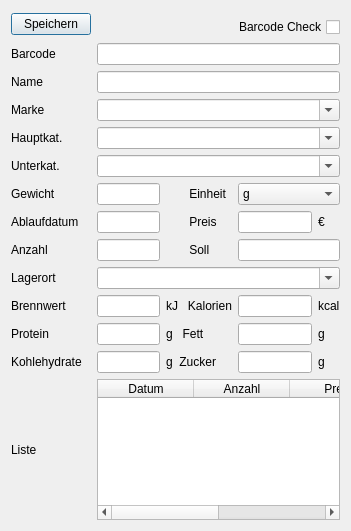
Qt form ArtikelErfassen.ui (ureich07/Lager) before a commit.
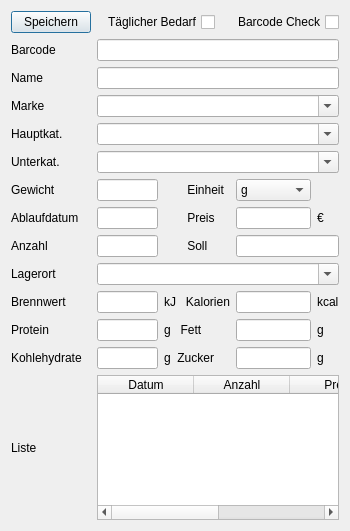
The same form after that commit.

Commit message: Refresh Button und waren des täglichen Bedarfes eingeführt

Diff of the .ui file:
```diff
--- a/ArtikelErfassen.ui
+++ b/ArtikelErfassen.ui
@@ -14,27 +14,24 @@
    <string>Artikel erfassen</string>
   </property>
   <layout class="QGridLayout" name="gridLayout">
-   <item row="0" column="0" rowspan="2">
+   <item row="0" column="0">
     <widget class="QPushButton" name="btSpeichern">
      <property name="text">
       <string>Speichern</string>
      </property>
     </widget>
    </item>
-   <item row="0" column="1" rowspan="2" colspan="3">
-    <spacer name="horizontalSpacer">
-     <property name="orientation">
-      <enum>Qt::Orientation::Vertical</enum>
+   <item row="0" column="1" colspan="2">
+    <widget class="QCheckBox" name="chTglB">
+     <property name="layoutDirection">
+      <enum>Qt::LayoutDirection::RightToLeft</enum>
      </property>
-     <property name="sizeHint" stdset="0">
-      <size>
-       <width>126</width>
-       <height>20</height>
-      </size>
+     <property name="text">
+      <string>Täglicher Bedarf</string>
      </property>
-    </spacer>
+    </widget>
    </item>
-   <item row="1" column="3" colspan="3">
+   <item row="0" column="3" colspan="3">
     <widget class="QCheckBox" name="chCodeCheck">
      <property name="layoutDirection">
       <enum>Qt::LayoutDirection::RightToLeft</enum>
@@ -44,14 +41,14 @@
      </property>
     </widget>
    </item>
-   <item row="2" column="0">
+   <item row="1" column="0">
     <widget class="QLabel" name="label">
      <property name="text">
       <string>Barcode</string>
      </property>
     </widget>
    </item>
-   <item row="2" column="1" colspan="5">
+   <item row="1" column="1" colspan="5">
     <widget class="QLineEdit" name="tbBarcode">
      <property name="focusPolicy">
       <enum>Qt::FocusPolicy::StrongFocus</enum>
@@ -61,14 +58,14 @@
      </property>
     </widget>
    </item>
-   <item row="3" column="0">
+   <item row="2" column="0">
     <widget class="QLabel" name="label_2">
      <property name="text">
       <string>Name</string>
      </property>
     </widget>
    </item>
-   <item row="3" column="1" colspan="5">
+   <item row="2" column="1" colspan="5">
     <widget class="QLineEdit" name="tbName">
      <property name="minimumSize">
       <size>
@@ -81,14 +78,14 @@
      </property>
     </widget>
    </item>
-   <item row="4" column="0">
+   <item row="3" column="0">
     <widget class="QLabel" name="label_3">
      <property name="text">
       <string>Marke</string>
      </property>
     </widget>
    </item>
-   <item row="4" column="1" colspan="5">
+   <item row="3" column="1" colspan="5">
     <widget class="QComboBox" name="coMarke">
      <property name="minimumSize">
       <size>
@@ -101,14 +98,14 @@
      </property>
     </widget>
    </item>
-   <item row="5" column="0">
+   <item row="4" column="0">
     <widget class="QLabel" name="label_4">
      <property name="text">
       <string>Hauptkat.</string>
      </property>
     </widget>
    </item>
-   <item row="5" column="1" colspan="5">
+   <item row="4" column="1" colspan="5">
     <widget class="QComboBox" name="coHaupt">
      <property name="minimumSize">
       <size>
@@ -121,14 +118,14 @@
      </property>
     </widget>
    </item>
-   <item row="6" column="0">
+   <item row="5" column="0">
     <widget class="QLabel" name="label_5">
      <property name="text">
       <string>Unterkat.</string>
      </property>
     </widget>
    </item>
-   <item row="6" column="1" colspan="5">
+   <item row="5" column="1" colspan="5">
     <widget class="QComboBox" name="coUnter">
      <property name="minimumSize">
       <size>
@@ -141,14 +138,14 @@
      </property>
     </widget>
    </item>
-   <item row="7" column="0">
+   <item row="6" column="0">
     <widget class="QLabel" name="label_7">
      <property name="text">
       <string>Gewicht</string>
      </property>
     </widget>
    </item>
-   <item row="7" column="1">
+   <item row="6" column="1">
     <widget class="QLineEdit" name="tbGroesse">
      <property name="minimumSize">
       <size>
@@ -158,14 +155,14 @@
      </property>
     </widget>
    </item>
-   <item row="7" column="2" colspan="2">
+   <item row="6" column="2" colspan="2">
     <widget class="QLabel" name="label_21">
      <property name="text">
       <string>       Einheit</string>
      </property>
     </widget>
    </item>
-   <item row="7" column="4" colspan="2">
+   <item row="6" column="4">
     <widget class="QComboBox" name="coEinheit">
      <property name="minimumSize">
       <size>
@@ -195,14 +192,14 @@
      </item>
     </widget>
    </item>
-   <item row="8" column="0">
+   <item row="7" column="0">
     <widget class="QLabel" name="label_8">
      <property name="text">
       <string>Ablaufdatum</string>
      </property>
     </widget>
    </item>
-   <item row="8" column="1">
+   <item row="7" column="1">
     <widget class="QLineEdit" name="tbDatum">
      <property name="minimumSize">
       <size>
@@ -215,14 +212,14 @@
      </property>
     </widget>
    </item>
-   <item row="8" column="2">
+   <item row="7" column="2">
     <widget class="QLabel" name="label_22">
      <property name="text">
       <string>       Preis</string>
      </property>
     </widget>
    </item>
-   <item row="8" column="4">
+   <item row="7" column="4">
     <widget class="QLineEdit" name="tbPreis">
      <property name="minimumSize">
       <size>
@@ -232,21 +229,21 @@
      </property>
     </widget>
    </item>
-   <item row="8" column="5">
+   <item row="7" column="5">
     <widget class="QLabel" name="label_9">
      <property name="text">
       <string>€</string>
      </property>
     </widget>
    </item>
-   <item row="9" column="0">
+   <item row="8" column="0">
     <widget class="QLabel" name="label_10">
      <property name="text">
       <string>Anzahl </string>
      </property>
     </widget>
    </item>
-   <item row="9" column="1">
+   <item row="8" column="1">
     <widget class="QLineEdit" name="tbAnzahl">
      <property name="minimumSize">
       <size>
@@ -256,14 +253,14 @@
      </property>
     </widget>
    </item>
-   <item row="9" column="2">
+   <item row="8" column="2">
     <widget class="QLabel" name="label_23">
      <property name="text">
       <string>       Soll</string>
      </property>
     </widget>
    </item>
-   <item row="9" column="4" colspan="2">
+   <item row="8" column="4" colspan="2">
     <widget class="QLineEdit" name="tbSoll">
      <property name="minimumSize">
       <size>
@@ -273,14 +270,14 @@
      </property>
     </widget>
    </item>
-   <item row="10" column="0">
+   <item row="9" column="0">
     <widget class="QLabel" name="label_6">
      <property name="text">
       <string>Lagerort</string>
      </property>
     </widget>
    </item>
-   <item row="10" column="1" colspan="5">
+   <item row="9" column="1" colspan="5">
     <widget class="QComboBox" name="coLager">
      <property name="minimumSize">
       <size>
@@ -293,14 +290,14 @@
      </property>
     </widget>
    </item>
-   <item row="11" column="0">
+   <item row="10" column="0">
     <widget class="QLabel" name="label_11">
      <property name="text">
       <string>Brennwert</string>
      </property>
     </widget>
    </item>
-   <item row="11" column="1">
+   <item row="10" column="1">
     <widget class="QLineEdit" name="tbBrennwert">
      <property name="minimumSize">
       <size>
@@ -310,14 +307,14 @@
      </property>
     </widget>
    </item>
-   <item row="11" column="2" colspan="2">
+   <item row="10" column="2" colspan="2">
     <widget class="QLabel" name="label_12">
      <property name="text">
       <string>kJ   Kalorien</string>
      </property>
     </widget>
    </item>
-   <item row="11" column="4">
+   <item row="10" column="4">
     <widget class="QLineEdit" name="tbKalorien">
      <property name="minimumSize">
       <size>
@@ -327,21 +324,21 @@
      </property>
     </widget>
    </item>
-   <item row="11" column="5">
+   <item row="10" column="5">
     <widget class="QLabel" name="label_13">
      <property name="text">
       <string>kcal</string>
      </property>
     </widget>
    </item>
-   <item row="12" column="0">
+   <item row="11" column="0">
     <widget class="QLabel" name="label_15">
      <property name="text">
       <string>Protein</string>
      </property>
     </widget>
    </item>
-   <item row="12" column="1">
+   <item row="11" column="1">
     <widget class="QLineEdit" name="tbProtein">
      <property name="minimumSize">
       <size>
@@ -351,14 +348,14 @@
      </property>
     </widget>
    </item>
-   <item row="12" column="2">
+   <item row="11" column="2">
     <widget class="QLabel" name="label_16">
      <property name="text">
       <string>g   Fett</string>
      </property>
     </widget>
    </item>
-   <item row="12" column="4">
+   <item row="11" column="4">
     <widget class="QLineEdit" name="tbFett">
      <property name="minimumSize">
       <size>
@@ -368,21 +365,21 @@
      </property>
     </widget>
    </item>
-   <item row="12" column="5">
+   <item row="11" column="5">
     <widget class="QLabel" name="label_14">
      <property name="text">
       <string>g</string>
      </property>
     </widget>
    </item>
-   <item row="13" column="0">
+   <item row="12" column="0">
     <widget class="QLabel" name="label_18">
      <property name="text">
       <string>Kohlehydrate</string>
      </property>
     </widget>
    </item>
-   <item row="13" column="1">
+   <item row="12" column="1">
     <widget class="QLineEdit" name="tbKohle">
      <property name="minimumSize">
       <size>
@@ -392,14 +389,14 @@
      </property>
     </widget>
    </item>
-   <item row="13" column="2">
+   <item row="12" column="2">
     <widget class="QLabel" name="label_19">
      <property name="text">
       <string>g  Zucker</string>
      </property>
     </widget>
    </item>
-   <item row="13" column="4">
+   <item row="12" column="4">
     <widget class="QLineEdit" name="tbZucker">
      <property name="minimumSize">
       <size>
@@ -409,21 +406,21 @@
      </property>
     </widget>
    </item>
-   <item row="13" column="5">
+   <item row="12" column="5">
     <widget class="QLabel" name="label_17">
      <property name="text">
       <string>g</string>
      </property>
     </widget>
    </item>
-   <item row="14" column="0">
+   <item row="13" column="0">
     <widget class="QLabel" name="label_20">
      <property name="text">
       <string>Liste</string>
      </property>
     </widget>
    </item>
-   <item row="14" column="1" colspan="5">
+   <item row="13" column="1" colspan="5">
     <widget class="QTableWidget" name="twListe">
      <property name="minimumSize">
       <size>
```
Left out of the diff: 10 changed lines with no effect on the pictures. The commit also changes 5 other files.
